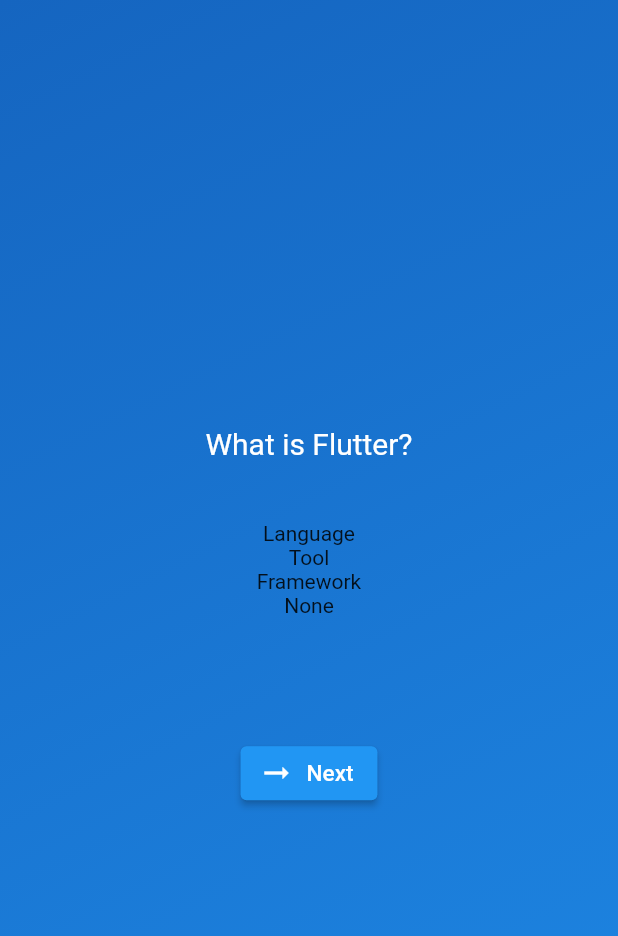
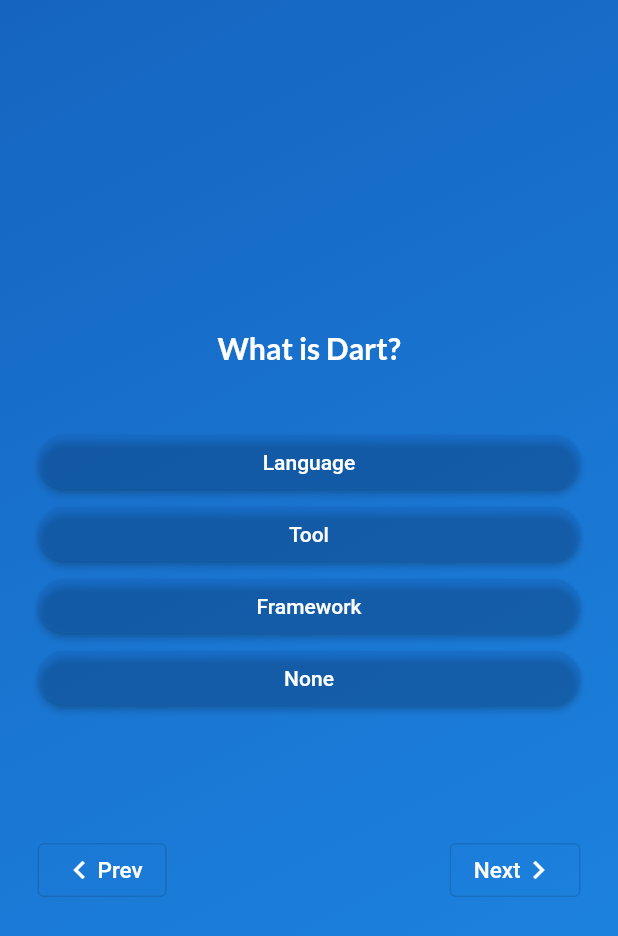
Before and after one commit to analyst097/flutter_quiz, a Flutter app: the screen it shows after launch, after a tap on "Start Quiz", after a tap on "Next", on a phone screen of 412 x 824 dp. Shown: the top 936 px of the screen. Run offline on Flutter 3.47's test engine with Material 2 defaults, Android fonts, the phone set to English and light mode, and no system bars; our stand-ins replace google_fonts.

Commit message:
added summary screen and also restart quiz option.

```diff
--- a/lib/models/quiz.model.dart
+++ b/lib/models/quiz.model.dart
@@ -1,7 +1,38 @@
-class QnA{
-  QnA({required this.question, required this.options, this.answer});
+import 'package:flutter/material.dart';
+
+class Question{
+  Question({required this.question, required this.options, this.answer = ""});
 
   String question;
   List<String> options;
-  String? answer;
+  String answer;
 }
+
+class AnswerButton extends StatelessWidget {
+  const AnswerButton({required this.answer, required this.onClick, super.key});
+
+  final String answer;
+  final void Function() onClick;
+
+  @override
+  Widget build(BuildContext context) {
+    return SizedBox(
+      width: double.infinity,
+      child: ElevatedButton(
+          onPressed: onClick,
+          style: ElevatedButton.styleFrom(
+            padding: const EdgeInsets.symmetric(
+              vertical: 10,
+              horizontal: 40
+            ),
+            backgroundColor: const Color.fromARGB(95, 21, 101, 192),
+            foregroundColor: Colors.white,
+            shape: RoundedRectangleBorder(
+              borderRadius: BorderRadius.circular(40),
+            )
+          ),
+          child: Text(answer),
+      ),
+    );
+  }
+}
--- a/lib/question.dart
+++ b/lib/question.dart
@@ -1,4 +1,6 @@
+import 'package:dice/summary.dart';
 import 'package:flutter/material.dart';
+import 'package:google_fonts/google_fonts.dart';
 
 import 'models/quiz.model.dart';
 
@@ -11,14 +13,14 @@ class QuestionScreen extends StatefulWidget {
 
 class _QuestionScreenState extends State<QuestionScreen> {
 
-  List<QnA> questions = [
-    QnA(question: "What is Flutter?", options: ["Language", "Tool", "Framework", "None"], answer: ""),
-    QnA(question: "What is Dart?", options: ["Language", "Tool", "Framework", "None"], answer: ""),
-    QnA(question: "What is basic build block in Flutter?", options: ["Document", "Widget", "Function", "Object"], answer: ""),
-    QnA(question: "What is Flutter is supported for which of the below platforms?", options: ["Android", "iOS", "Windows", "All"], answer: ""),
+  List<Question> questions = [
+    Question(question: "What is Flutter?", options: ["Language", "Tool", "Framework", "None"], answer: ""),
+    Question(question: "What is Dart?", options: ["Language", "Tool", "Framework", "None"], answer: ""),
+    Question(question: "What is basic build block in Flutter?", options: ["Document", "Widget", "Function", "Object"], answer: ""),
+    Question(question: "Flutter is supported for which of the below platforms?", options: ["Android", "iOS", "Windows", "All"], answer: ""),
   ];
-
   int activeQuestionIndex = 0;
+  bool showSummaryScreen = false;
 
   nextQuestion() {
     setState(() {
@@ -26,30 +28,108 @@ class _QuestionScreenState extends State<QuestionScreen> {
     });
   }
 
+  prevQuestion() {
+    setState(() {
+      activeQuestionIndex = activeQuestionIndex > 0 ? activeQuestionIndex - 1: activeQuestionIndex;
+    });
+  }
+
+  finishQuiz(){
+    setState(() {
+      showSummaryScreen = true;
+    });
+  }
+
+  restartQuiz(){
+    setState(() {
+      activeQuestionIndex = 0;
+      showSummaryScreen = false;
+      questions = [
+        Question(question: "What is Flutter?", options: ["Language", "Tool", "Framework", "None"], answer: ""),
+        Question(question: "What is Dart?", options: ["Language", "Tool", "Framework", "None"], answer: ""),
+        Question(question: "What is basic build block in Flutter?", options: ["Document", "Widget", "Function", "Object"], answer: ""),
+        Question(question: "Flutter is supported for which of the below platforms?", options: ["Android", "iOS", "Windows", "All"], answer: ""),
+      ];
+    });
+  }
+
+  chooseAnswer(String opt){
+    questions[activeQuestionIndex].answer = opt;
+    nextQuestion();
+  }
+
   optionList(){
-    return questions[activeQuestionIndex].options.map((e) => Text(e));
+    return questions[activeQuestionIndex].options.map((e) => AnswerButton(answer: e, onClick: () { chooseAnswer(e); },));
   }
 
   @override
   Widget build(BuildContext context) {
-    activeQuestionIndex = 0;
-
-    return Column(
-      mainAxisSize: MainAxisSize.min,
+    if(showSummaryScreen){
+      return SummaryScreen(questions: questions, restartQuiz: restartQuiz,);
+    }
+    return Container(
+      margin: const EdgeInsets.all(25),
+      child: Column(
+        mainAxisSize: MainAxisSize.max,
+        mainAxisAlignment: MainAxisAlignment.center,
         children: [
-        Text(questions[activeQuestionIndex].question, style: const TextStyle(fontSize: 20, color: Colors.white),),
+          Text(
+            questions[activeQuestionIndex].question,
+            style: GoogleFonts.lato(
+              color: Colors.white,
+              fontSize: 20,
+              fontWeight: FontWeight.bold
+            ),
+          ),
           const SizedBox(height: 40,),
           ...optionList(),
           const SizedBox(height: 80,),
-        ElevatedButton.icon(
-            onPressed: nextQuestion,
+          Row(
+            mainAxisAlignment: MainAxisAlignment.spaceBetween,
+            children: [
+              Visibility(
+                visible: activeQuestionIndex > 0,
+                child: OutlinedButton(
+                    onPressed: prevQuestion,
                     style: OutlinedButton.styleFrom(
                         foregroundColor: Colors.white
                     ),
-            icon: const Icon(Icons.arrow_right_alt),
-            label: const Text("Next", style: TextStyle(fontSize: 15),)
+                    child: const Row(
+                      children: [
+                        Icon(Icons.keyboard_arrow_left),
+                        Text("Prev", style: TextStyle(fontSize: 15),),
+                      ],
+                    )
+                ),
+              ),
+              Visibility(
+                child: OutlinedButton(
+                    onPressed: () {
+                      if(activeQuestionIndex < questions.length - 1){
+                        nextQuestion();
+                      } else {
+                        finishQuiz();
+                      }
+                    },
+                    style: OutlinedButton.styleFrom(
+                        foregroundColor: Colors.white
+                    ),
+                    child: Row(
+                      children: [
+                        (activeQuestionIndex < questions.length - 1 ?
+                        const Text("Next", style: TextStyle(fontSize: 15),) :
+                        const Text("Finish", style: TextStyle(fontSize: 15))),
+                        (activeQuestionIndex < questions.length - 1 ?
+                        const Icon(Icons.keyboard_arrow_right) :
+                        const Icon(Icons.done))
+                      ],
+                    )
+                ),
               ),
             ],
+          ),
+        ],
+      ),
     );
   }
 }
--- a/lib/quiz.dart
+++ b/lib/quiz.dart
@@ -21,9 +21,9 @@ class _QuizAppState extends State<QuizApp> {
     super.initState();
   }
 
-  void switchScreen(){
+  void switchScreen(Widget screen){
     setState(() {
-      activeScreen = const QuestionScreen();
+      activeScreen = screen;
     });
   }
 
@@ -53,7 +53,7 @@ class _QuizAppState extends State<QuizApp> {
 class StartScreen extends StatelessWidget {
   const StartScreen(this.startQuiz ,{super.key});
 
-  final Function() startQuiz;
+  final Function startQuiz;
 
   @override
   Widget build(BuildContext context) {
@@ -65,7 +65,7 @@ class StartScreen extends StatelessWidget {
         const Text("Learn Flutter the fun way!", style: TextStyle(fontSize: 20, color: Colors.white),),
         const SizedBox(height: 30,),
         OutlinedButton.icon(
-            onPressed: () { startQuiz(); },
+            onPressed: () { startQuiz(const QuestionScreen()); },
             style: OutlinedButton.styleFrom(
               foregroundColor: Colors.white
             ),
--- a/pubspec.yaml
+++ b/pubspec.yaml
@@ -34,7 +34,8 @@ dependencies:
 
   # The following adds the Cupertino Icons font to your application.
   # Use with the CupertinoIcons class for iOS style icons.
-  cupertino_icons: ^1.0.2
+  cupertino_icons: 1.0.2
+  google_fonts: 5.1.0
 
 dev_dependencies:
   flutter_test:
@@ -45,7 +46,7 @@ dev_dependencies:
   # activated in the `analysis_options.yaml` file located at the root of your
   # package. See that file for information about deactivating specific lint
   # rules and activating additional ones.
-  flutter_lints: ^2.0.0
+  flutter_lints: 2.0.0
 
 # For information on the generic Dart part of this file, see the
 # following page: https://dart.dev/tools/pub/pubspec
```
Also changed, not shown: lib/summary.dart (added, +59 -0 lines), pubspec.lock, 1 other file. Lines whose indentation alone changed are shown as unchanged.
